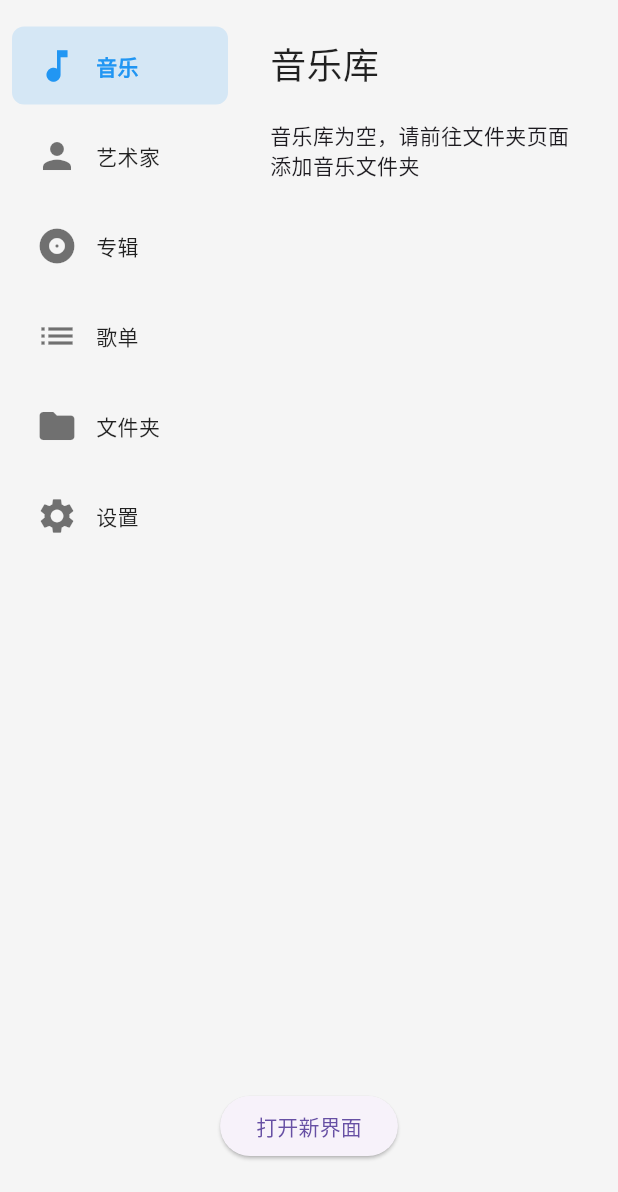
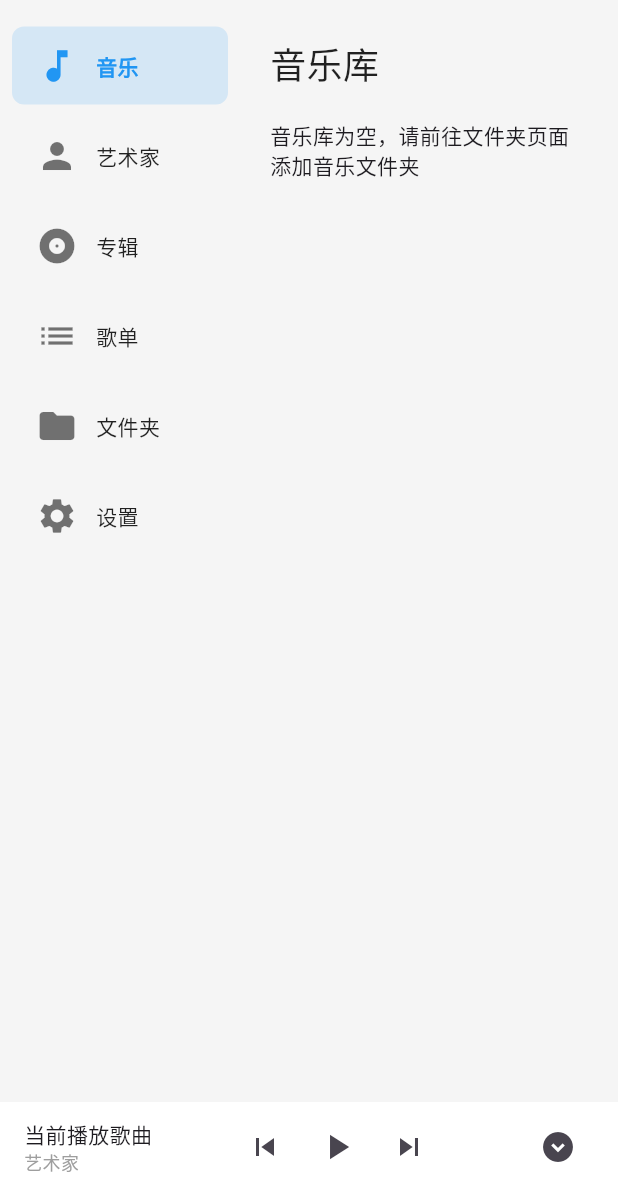
Before and after one commit to 3299168029/Lime_Player, a Flutter app: the screen it shows after launch, on a phone screen of 412 x 824 dp, the part 44-1236 px from its top. Run offline on Flutter 3.47's test engine with Material 3 defaults, Android fonts, the phone set to English and light mode, and no system bars; our stand-ins replace shared_preferences; missing offline and left inert: audio_metadata_reader, file_selector, window_manager; Roboto replaces fonts that are missing (MiSans); statements that could not run were skipped.

Commit message:
更新了底部控制栏

```diff
--- a/lib/music_player_home.dart
+++ b/lib/music_player_home.dart
@@ -189,19 +189,68 @@ class _MusicPlayerHomeState extends State<MusicPlayerHome>
       margin: const EdgeInsets.only(top: titleBarHeight),
       height: MediaQuery.of(context).size.height - titleBarHeight,
       width: MediaQuery.of(context).size.width,
-                child: const NewScreen(),
+      child: NewScreen(
+        onBack: _toggleNewScreen, // 传递返回回调
+      ),
     ),
   ),
 
           // 3. 底部切换按钮
+          // 替换原底部切换按钮代码
+// 3. 底部音乐控制栏
 Positioned(
-            bottom: 20,
+  bottom: 0,
   left: 0,
   right: 0,
-            child: Center(
-              child: ElevatedButton(
+  child: Container(
+    height: 60,
+    color: Colors.white,
+    padding: const EdgeInsets.symmetric(horizontal: 16),
+    child: Row(
+      mainAxisAlignment: MainAxisAlignment.spaceBetween,
+      children: [
+        // 歌曲信息
+        const Column(
+          mainAxisAlignment: MainAxisAlignment.center,
+          crossAxisAlignment: CrossAxisAlignment.start,
+          children: [
+            Text(
+              '当前播放歌曲',
+              style: TextStyle(fontSize: 14, fontWeight: FontWeight.w500),
+              overflow: TextOverflow.ellipsis,
+            ),
+            Text(
+              '艺术家',
+              style: TextStyle(fontSize: 12, color: Colors.grey),
+              overflow: TextOverflow.ellipsis,
+            ),
+          ],
+        ),
+
+        // 控制按钮
+        Row(
+          children: [
+            IconButton(
+              icon: const Icon(Icons.skip_previous),
+              onPressed: () {},
+            ),
+            IconButton(
+              icon: const Icon(Icons.play_arrow, size: 28),
+              onPressed: () {},
+            ),
+            IconButton(
+              icon: const Icon(Icons.skip_next),
+              onPressed: () {},
+            ),
+          ],
+        ),
+
+        // 展开按钮（点击进入新界面）
+        IconButton(
+          icon: const Icon(Icons.expand_circle_down),
           onPressed: _toggleNewScreen,
-                child: Text(_showNewScreen ? '返回主界面' : '打开新界面'),
+        ),
+      ],
     ),
   ),
 ),
```
Also changed, not shown: lib/screens/new_screen.dart (+26 -6 lines), lib/widgets/floating_notification.dart (+110 -10 lines). Lines whose indentation alone changed are shown as unchanged.
